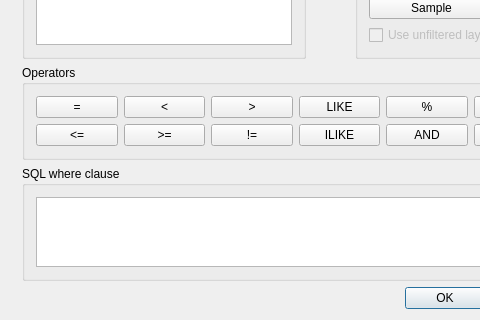
kadas-albireo/kadas-albireo, file src/ui/qgsquerybuilderbase.ui: the form before one commit; both pictures show x 0 to 480 and y 252 to 572 of the 679 by 572 pixel window.
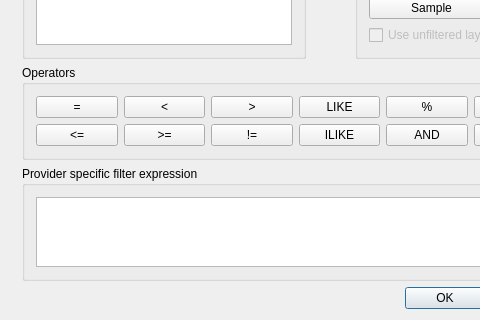
The form after the commit. Icons and pictures are not drawn.

Commit message: context_help/function_help: - remove en_US postfix - remove translated files (translation were moved to ts files earlier) - remove unused jQuery (python help doesn't use it anymore) - change expression label in QgsQueryBuilder and add context help (partly fixes   #8129)

Patch:
```diff
--- a/src/ui/qgsquerybuilderbase.ui
+++ b/src/ui/qgsquerybuilderbase.ui
@@ -257,7 +257,7 @@
       </size>
      </property>
      <property name="title">
-      <string>SQL where clause</string>
+      <string>Provider specific filter expression</string>
      </property>
      <layout class="QGridLayout">
       <property name="margin">
```
The commit also changes 450 other files.
